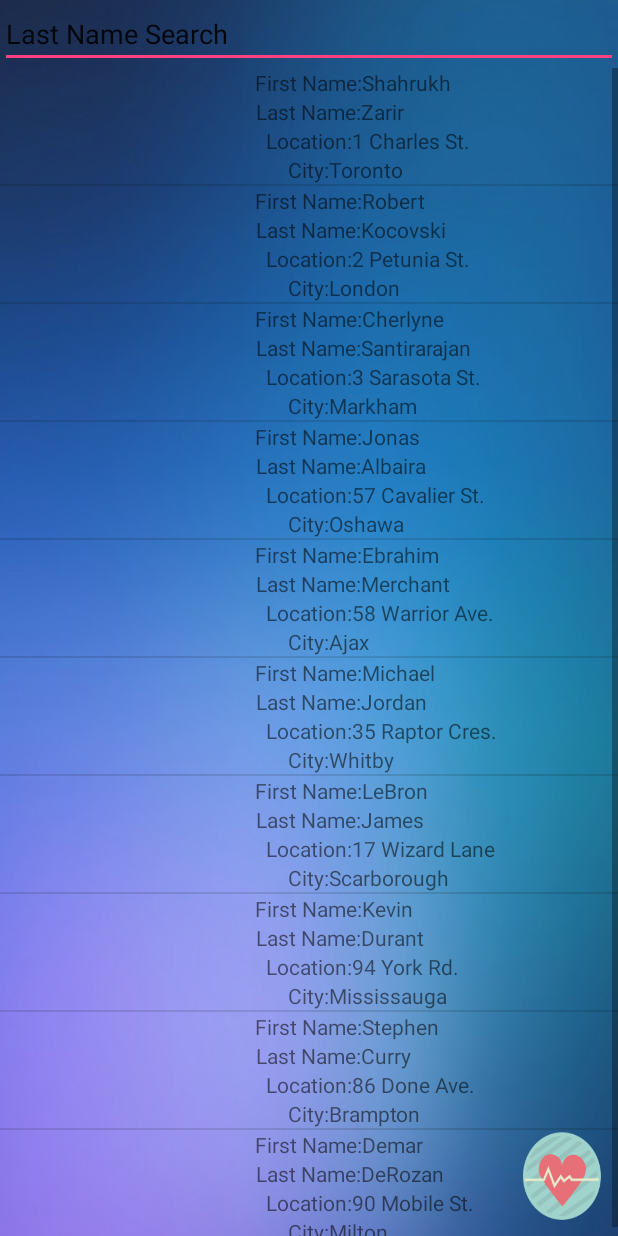
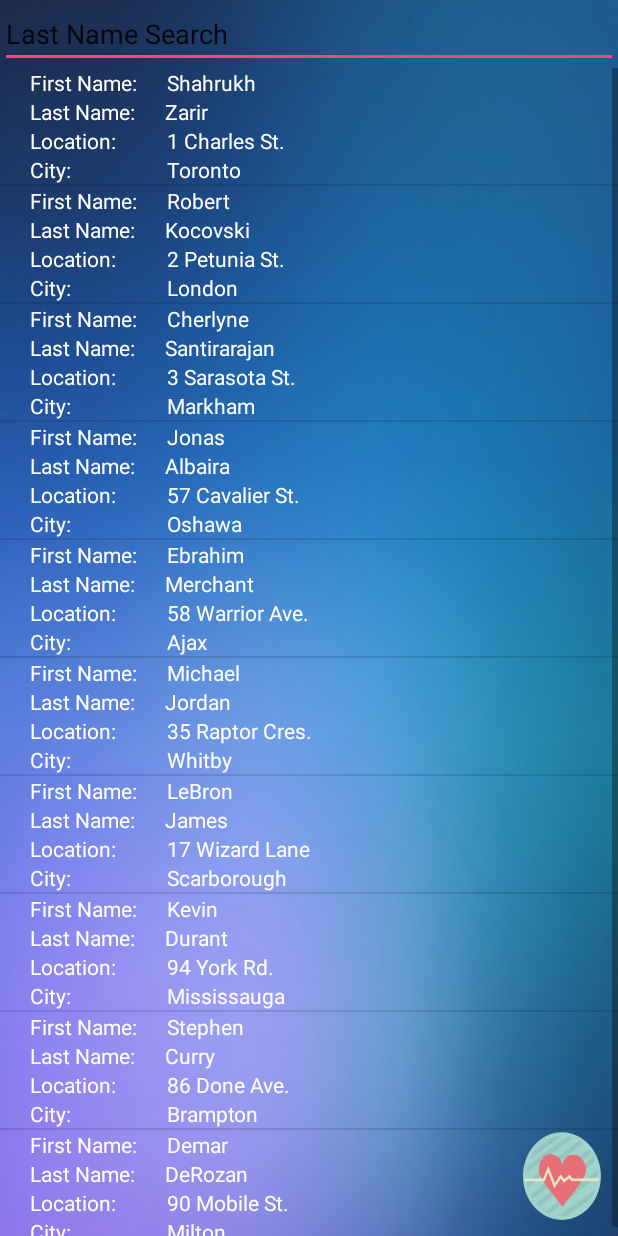
Before and after one commit to robertk217/sofe4640-final-project, an Android app: the SearchDoctor screen opened directly, with no data from a screen before it, on a phone screen of 412 x 824 dp. Run offline under Robolectric (Android 15) with nearby library versions, the phone set to English and light mode, and no system bars.

Commit message:
layout changes and added documentation

```diff
--- a/app/src/main/java/com/example/a100536625/finalproject/DoctorListViewAdapter.java
+++ b/app/src/main/java/com/example/a100536625/finalproject/DoctorListViewAdapter.java
@@ -23,14 +23,14 @@ public class DoctorListViewAdapter extends BaseAdapter {
     Context mContext;
     LayoutInflater inflater;
     private List<Doctor> doctorlist = null;
-    private ArrayList<Doctor> arraylist;
+    private ArrayList<Doctor> doctorArrayList;
 
     public DoctorListViewAdapter(Context context, List<Doctor> doctorlist) {
         mContext = context;
         this.doctorlist = doctorlist;
         inflater = LayoutInflater.from(mContext);
-        this.arraylist = new ArrayList<Doctor>();
-        this.arraylist.addAll(doctorlist);
+        this.doctorArrayList = new ArrayList<Doctor>();
+        this.doctorArrayList.addAll(doctorlist);
     }
 
     public class ViewHolder {
@@ -56,42 +56,41 @@ public class DoctorListViewAdapter extends BaseAdapter {
     }
 
     public View getView(final int position, View view, ViewGroup parent) {
-        final ViewHolder holder;
+        final ViewHolder viewHolder;
         if (view == null) {
-            holder = new ViewHolder();
+            viewHolder = new ViewHolder();
             view = inflater.inflate(R.layout.listview_item, null);
-            // Locate the TextViews in listview_item.xml
-            holder.firstName = (TextView) view.findViewById(R.id.first_name);
-            holder.lastName = (TextView) view.findViewById(R.id.last_name);
-            holder.location = (TextView) view.findViewById(R.id.location);
-            holder.city = (TextView) view.findViewById(R.id.city);
-            view.setTag(holder);
+            // assign in xml file
+            viewHolder.firstName = view.findViewById(R.id.first_name);
+            viewHolder.lastName = view.findViewById(R.id.last_name);
+            viewHolder.location = view.findViewById(R.id.location);
+            viewHolder.city = view.findViewById(R.id.city);
+            view.setTag(viewHolder);
         } else {
-            holder = (ViewHolder) view.getTag();
+            viewHolder = (ViewHolder) view.getTag();
         }
-        // Set the results into TextViews
-        holder.firstName.setText(doctorlist.get(position).getFirstName());
-        holder.lastName.setText(doctorlist.get(position).getLastName());
-        holder.location.setText(doctorlist.get(position).getLocation());
-        holder.city.setText(doctorlist.get(position).getCity());
+        // set text into place
+        viewHolder.firstName.setText(doctorlist.get(position).getFirstName());
+        viewHolder.lastName.setText(doctorlist.get(position).getLastName());
+        viewHolder.location.setText(doctorlist.get(position).getLocation());
+        viewHolder.city.setText(doctorlist.get(position).getCity());
 
         // Listen for ListView Item Click
         view.setOnClickListener(new OnClickListener() {
 
             @Override
             public void onClick(View arg0) {
-                // Send single item click data to SingleItemView Class
+                // Send data to SingleDoctorView Class
                 Intent intent = new Intent(mContext, SingleDoctorView.class);
-                // Pass all data first name
+                // Pass first name
                 intent.putExtra("firstName",(doctorlist.get(position).getFirstName()));
-                // Pass all data last name
+                // Pass last name
                 intent.putExtra("lastName",(doctorlist.get(position).getLastName()));
-                // Pass all data location
+                // Pass location
                 intent.putExtra("location",(doctorlist.get(position).getLocation()));
-                // Pass all data city
+                // Pass city
                 intent.putExtra("city",(doctorlist.get(position).getCity()));
-                // Pass all data flag
-                // Start SingleItemView Class
+                // Start Activity with data Class
                 mContext.startActivity(intent);
             }
         });
@@ -99,19 +98,15 @@ public class DoctorListViewAdapter extends BaseAdapter {
         return view;
     }
 
-    // Filter Class
+    // search feature
     public void filter(String charText) {
         charText = charText.toLowerCase(Locale.getDefault());
         doctorlist.clear();
         if (charText.length() == 0) {
-            doctorlist.addAll(arraylist);
-        }
-        else
-        {
-            for (Doctor wp : arraylist)
-            {
-                if (wp.getLastName().toLowerCase(Locale.getDefault()).contains(charText))
-                {
+            doctorlist.addAll(doctorArrayList);
+        } else {
+            for (Doctor wp : doctorArrayList) {
+                if (wp.getLastName().toLowerCase(Locale.getDefault()).contains(charText)) {
                     doctorlist.add(wp);
                 }
             }
--- a/app/src/main/java/com/example/a100536625/finalproject/SearchDoctor.java
+++ b/app/src/main/java/com/example/a100536625/finalproject/SearchDoctor.java
@@ -13,7 +13,6 @@ import android.widget.ListView;
 
 public class SearchDoctor extends Activity {
 
-    // Declare Variables
     ListView list;
     DoctorListViewAdapter adapter;
     EditText editsearch;
@@ -45,31 +44,30 @@ public class SearchDoctor extends Activity {
                 "Scarborough", "Mississauga", "Brampton", "Milton" };
 
         // Locate the ListView in listview_main.xml
-        list = (ListView) findViewById(R.id.listview);
+        list = findViewById(R.id.listview);
 
         for (int i = 0; i < firstName.length; i++)
         {
             Doctor wp = new Doctor(firstName[i], lastName[i],
                     location[i], city[i]);
-            // Binds all strings into an array
+           //connect strings to array
             arraylist.add(wp);
         }
 
-        // Pass results to ListViewAdapter Class
+        // connect array to adapter
         adapter = new DoctorListViewAdapter(this, arraylist);
 
-        // Binds the Adapter to the ListView
+        // connect adapter to a view
         list.setAdapter(adapter);
 
-        // Locate the EditText in listview_main.xml
-        editsearch = (EditText) findViewById(R.id.search);
+        // locate search in xml
+        editsearch = findViewById(R.id.search);
 
-        // Capture Text in EditText
+        // keep reading edit text for search
         editsearch.addTextChangedListener(new TextWatcher() {
 
             @Override
             public void afterTextChanged(Editable arg0) {
-                // TODO Auto-generated method stub
                 String text = editsearch.getText().toString().toLowerCase(Locale.getDefault());
                 adapter.filter(text);
             }
@@ -77,21 +75,12 @@ public class SearchDoctor extends Activity {
             @Override
             public void beforeTextChanged(CharSequence arg0, int arg1,
                                           int arg2, int arg3) {
-                // TODO Auto-generated method stub
             }
 
             @Override
             public void onTextChanged(CharSequence arg0, int arg1, int arg2,
                                       int arg3) {
-                // TODO Auto-generated method stub
             }
         });
     }
-
-    // Not using options menu in this tutorial
-   // @Override
-    //public boolean onCreateOptionsMenu(Menu menu) {
-       // getMenuInflater().inflate(R.menu.activity_search, menu);
-      //  return true;
-  //  }
 }
--- a/app/src/main/res/layout/listview_item.xml
+++ b/app/src/main/res/layout/listview_item.xml
@@ -7,23 +7,26 @@
         android:id="@+id/first_name_label"
         android:layout_width="wrap_content"
         android:layout_height="wrap_content"
-        android:layout_centerHorizontal="true"
+        android:layout_marginLeft="20dp"
+        android:textColor="@android:color/background_light"
         android:text="@string/first_name_label" />
 
     <TextView
         android:id="@+id/first_name"
         android:layout_width="wrap_content"
         android:layout_height="wrap_content"
-        android:layout_centerHorizontal="true"
-        android:layout_toRightOf="@+id/first_name_label" />
+        android:layout_marginLeft="20dp"
+        android:layout_toRightOf="@+id/first_name_label"
+        android:textColor="@android:color/background_light"/>
 
     <TextView
         android:id="@+id/last_name_label"
         android:layout_width="wrap_content"
         android:layout_height="wrap_content"
-        android:layout_centerHorizontal="true"
         android:layout_below="@+id/first_name_label"
-        android:text="@string/last_name_label" />
+        android:layout_marginLeft="20dp"
+        android:text="@string/last_name_label"
+        android:textColor="@android:color/background_light"/>
 
     <TextView
         android:id="@+id/last_name"
@@ -31,38 +34,47 @@
         android:layout_height="wrap_content"
         android:layout_centerHorizontal="true"
         android:layout_below="@+id/first_name"
-        android:layout_toRightOf="@+id/last_name_label" />
+        android:layout_marginLeft="20dp"
+        android:layout_toRightOf="@+id/last_name_label"
+        android:textColor="@android:color/background_light"/>
 
     <TextView
         android:id="@+id/location_label"
         android:layout_width="wrap_content"
         android:layout_height="wrap_content"
-        android:layout_centerHorizontal="true"
         android:layout_below="@+id/last_name_label"
-        android:text="@string/location_label" />
+        android:layout_marginLeft="20dp"
+        android:text="@string/location_label"
+
+        android:textColor="@android:color/background_light"/>
 
     <TextView
         android:id="@+id/location"
         android:layout_width="wrap_content"
         android:layout_height="wrap_content"
-        android:layout_centerHorizontal="true"
         android:layout_below="@+id/last_name"
-        android:layout_toRightOf="@+id/location_label" />
+        android:layout_marginLeft="20dp"
+        android:layout_toRightOf="@+id/location_label"
+        android:layout_toEndOf="@id/first_name_label"
+        android:textColor="@android:color/background_light"/>
 
     <TextView
         android:id="@+id/city_label"
         android:layout_width="wrap_content"
         android:layout_height="wrap_content"
-        android:layout_centerHorizontal="true"
+        android:layout_marginLeft="20dp"
         android:layout_below="@+id/location_label"
-        android:text="@string/city_label" />
+        android:text="@string/city_label"
+        android:textColor="@android:color/background_light"/>
 
     <TextView
         android:id="@+id/city"
         android:layout_width="wrap_content"
         android:layout_height="wrap_content"
-        android:layout_centerHorizontal="true"
         android:layout_below="@+id/location"
-        android:layout_toRightOf="@+id/city_label" />
+        android:layout_marginLeft="20dp"
+        android:layout_toRightOf="@+id/city_label"
+        android:layout_toEndOf="@id/first_name_label"
+        android:textColor="@android:color/background_light" />
 
 </RelativeLayout>
--- a/app/src/main/res/values/strings.xml
+++ b/app/src/main/res/values/strings.xml
@@ -13,4 +13,10 @@
     <string name="appointment">appointments</string>
     <string name="find_a_doctor">find a doctor</string>
     <string name="drugs">drug info</string>
+    <string name="name">Name</string>
+    <string name="selected_date">09/12/2017</string>
+    <string name="selected_time">10:30 AM</string>
+    <string name="selected_notes">notes...</string>
+    <string name="format_date">YYYY/MM/DD</string>
+    <string name="format_time">HH:MM</string>
 </resources>
```
Also changed, not shown: app/src/main/java/com/example/a100536625/finalproject/SingleDoctorView.java (+6 -6 lines), app/src/main/res/layout/activity_appointment_details.xml (+37 -21 lines), app/src/main/res/layout/activity_single_item_view.xml (+25 -14 lines), app/src/main/res/layout/appointment_list_item.xml (+8 -4 lines).
